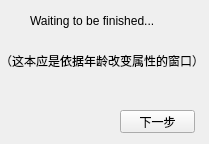
Old version of the form UI/AdjustBasics_UI.ui in the repository Chlamydomonos/coc7sys.
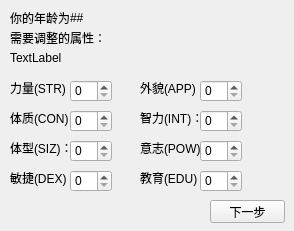
New version of the form.

The edit to the form file:
```diff
--- a/UI/AdjustBasics_UI.ui
+++ b/UI/AdjustBasics_UI.ui
@@ -6,44 +6,18 @@
    <rect>
     <x>0</x>
     <y>0</y>
-    <width>209</width>
-    <height>144</height>
+    <width>294</width>
+    <height>231</height>
    </rect>
   </property>
   <property name="windowTitle">
    <string>Form</string>
   </property>
-  <widget class="QLabel" name="label">
-   <property name="geometry">
-    <rect>
-     <x>30</x>
-     <y>10</y>
-     <width>151</width>
-     <height>21</height>
-    </rect>
-   </property>
-   <property name="text">
-    <string>Waiting to be finished...</string>
-   </property>
-  </widget>
-  <widget class="QLabel" name="label_2">
-   <property name="geometry">
-    <rect>
-     <x>0</x>
-     <y>50</y>
-     <width>201</width>
-     <height>21</height>
-    </rect>
-   </property>
-   <property name="text">
-    <string>（这本应是依据年龄改变属性的窗口）</string>
-   </property>
-  </widget>
   <widget class="QPushButton" name="next_step">
    <property name="geometry">
     <rect>
-     <x>120</x>
-     <y>110</y>
+     <x>210</x>
+     <y>200</y>
      <width>75</width>
      <height>23</height>
     </rect>
@@ -52,6 +26,242 @@
     <string>下一步</string>
    </property>
   </widget>
+  <widget class="QLabel" name="label">
+   <property name="geometry">
+    <rect>
+     <x>10</x>
+     <y>10</y>
+     <width>61</width>
+     <height>16</height>
+    </rect>
+   </property>
+   <property name="text">
+    <string>你的年龄为</string>
+   </property>
+  </widget>
+  <widget class="QLabel" name="age">
+   <property name="geometry">
+    <rect>
+     <x>70</x>
+     <y>10</y>
+     <width>21</width>
+     <height>16</height>
+    </rect>
+   </property>
+   <property name="text">
+    <string>##</string>
+   </property>
+  </widget>
+  <widget class="QLabel" name="label_3">
+   <property name="geometry">
+    <rect>
+     <x>10</x>
+     <y>30</y>
+     <width>91</width>
+     <height>16</height>
+    </rect>
+   </property>
+   <property name="text">
+    <string>需要调整的属性：</string>
+   </property>
+  </widget>
+  <widget class="QLabel" name="tip">
+   <property name="geometry">
+    <rect>
+     <x>10</x>
+     <y>50</y>
+     <width>271</width>
+     <height>16</height>
+    </rect>
+   </property>
+   <property name="text">
+    <string>TextLabel</string>
+   </property>
+  </widget>
+  <widget class="QLabel" name="label_10">
+   <property name="geometry">
+    <rect>
+     <x>140</x>
+     <y>140</y>
+     <width>61</width>
+     <height>16</height>
+    </rect>
+   </property>
+   <property name="text">
+    <string>意志(POW)：</string>
+   </property>
+  </widget>
+  <widget class="QLabel" name="label_7">
+   <property name="geometry">
+    <rect>
+     <x>10</x>
+     <y>80</y>
+     <width>61</width>
+     <height>16</height>
+    </rect>
+   </property>
+   <property name="text">
+    <string>力量(STR)：</string>
+   </property>
+  </widget>
+  <widget class="QLabel" name="label_13">
+   <property name="geometry">
+    <rect>
+     <x>10</x>
+     <y>140</y>
+     <width>61</width>
+     <height>16</height>
+    </rect>
+   </property>
+   <property name="text">
+    <string>体型(SIZ)：</string>
+   </property>
+  </widget>
+  <widget class="QLabel" name="label_9">
+   <property name="geometry">
+    <rect>
+     <x>140</x>
+     <y>110</y>
+     <width>61</width>
+     <height>16</height>
+    </rect>
+   </property>
+   <property name="text">
+    <string>智力(INT)：</string>
+   </property>
+  </widget>
+  <widget class="QLabel" name="label_12">
+   <property name="geometry">
+    <rect>
+     <x>10</x>
+     <y>170</y>
+     <width>61</width>
+     <height>16</height>
+    </rect>
+   </property>
+   <property name="text">
+    <string>敏捷(DEX)：</string>
+   </property>
+  </widget>
+  <widget class="QLabel" name="label_11">
+   <property name="geometry">
+    <rect>
+     <x>140</x>
+     <y>170</y>
+     <width>61</width>
+     <height>16</height>
+    </rect>
+   </property>
+   <property name="text">
+    <string>教育(EDU)：</string>
+   </property>
+  </widget>
+  <widget class="QLabel" name="label_14">
+   <property name="geometry">
+    <rect>
+     <x>10</x>
+     <y>110</y>
+     <width>61</width>
+     <height>16</height>
+    </rect>
+   </property>
+   <property name="text">
+    <string>体质(CON)：</string>
+   </property>
+  </widget>
+  <widget class="QLabel" name="label_8">
+   <property name="geometry">
+    <rect>
+     <x>140</x>
+     <y>80</y>
+     <width>61</width>
+     <height>16</height>
+    </rect>
+   </property>
+   <property name="text">
+    <string>外貌(APP)：</string>
+   </property>
+  </widget>
+  <widget class="QSpinBox" name="STR">
+   <property name="geometry">
+    <rect>
+     <x>70</x>
+     <y>80</y>
+     <width>42</width>
+     <height>22</height>
+    </rect>
+   </property>
+  </widget>
+  <widget class="QSpinBox" name="CON">
+   <property name="geometry">
+    <rect>
+     <x>70</x>
+     <y>110</y>
+     <width>42</width>
+     <height>22</height>
+    </rect>
+   </property>
+  </widget>
+  <widget class="QSpinBox" name="SIZ">
+   <property name="geometry">
+    <rect>
+     <x>70</x>
+     <y>140</y>
+     <width>42</width>
+     <height>22</height>
+    </rect>
+   </property>
+  </widget>
+  <widget class="QSpinBox" name="DEX">
+   <property name="geometry">
+    <rect>
+     <x>70</x>
+     <y>170</y>
+     <width>42</width>
+     <height>22</height>
+    </rect>
+   </property>
+  </widget>
+  <widget class="QSpinBox" name="APP">
+   <property name="geometry">
+    <rect>
+     <x>200</x>
+     <y>80</y>
+     <width>42</width>
+     <height>22</height>
+    </rect>
+   </property>
+  </widget>
+  <widget class="QSpinBox" name="INT">
+   <property name="geometry">
+    <rect>
+     <x>200</x>
+     <y>110</y>
+     <width>42</width>
+     <height>22</height>
+    </rect>
+   </property>
+  </widget>
+  <widget class="QSpinBox" name="POW">
+   <property name="geometry">
+    <rect>
+     <x>200</x>
+     <y>140</y>
+     <width>42</width>
+     <height>22</height>
+    </rect>
+   </property>
+  </widget>
+  <widget class="QSpinBox" name="EDU">
+   <property name="geometry">
+    <rect>
+     <x>200</x>
+     <y>170</y>
+     <width>42</width>
+     <height>22</height>
+    </rect>
+   </property>
+  </widget>
  </widget>
  <resources/>
  <connections/>
```
